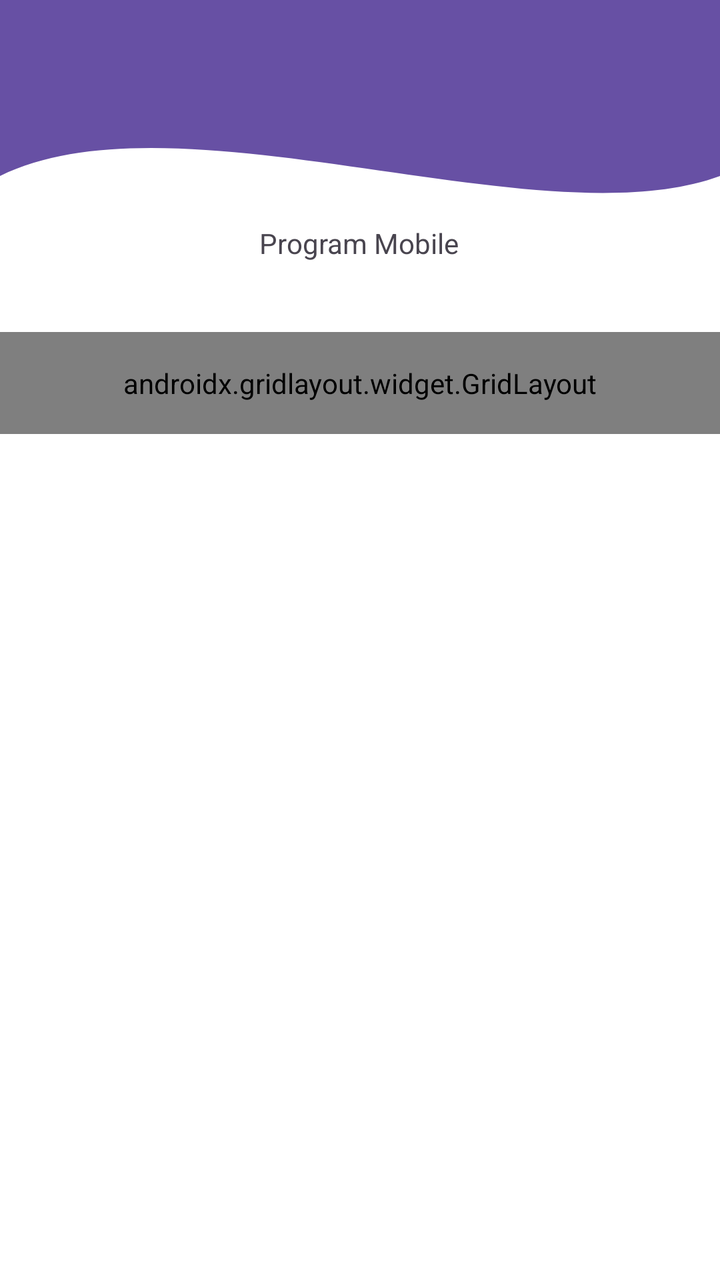
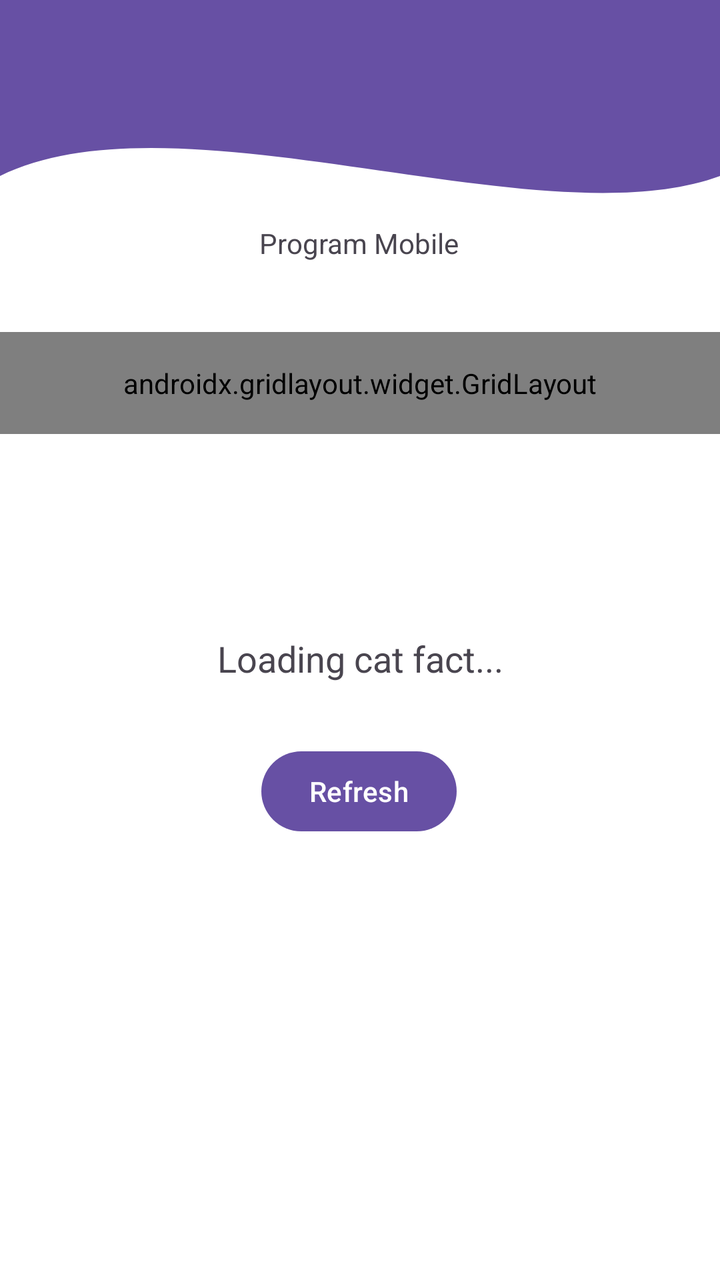

Two renders of the same Android screen: before a commit and after it. Below are the layout's source before the change and the commit's diff.
<!-- AndroidManifest.xml: application theme Theme.Vania3tie -->
<!-- res/layout/fragment_home.xml -->
<?xml version="1.0" encoding="utf-8"?>
<androidx.constraintlayout.widget.ConstraintLayout xmlns:android="http://schemas.android.com/apk/res/android"
    xmlns:tools="http://schemas.android.com/tools"
    android:layout_width="match_parent"
    android:layout_height="match_parent"
    android:background="@android:color/white"
    xmlns:app="http://schemas.android.com/apk/res-auto"
    tools:context=".HomeFragment.HomeFragment">

    <View
        android:id="@+id/background_header"
        android:layout_width="0dp"
        android:layout_height="220dp"
        android:background="@drawable/bg_header_wave"
        app:layout_constraintStart_toStartOf="parent"
        app:layout_constraintEnd_toEndOf="parent"
        app:layout_constraintTop_toTopOf="parent" />

    <androidx.appcompat.widget.Toolbar
        android:id="@+id/toolbar"
        android:layout_width="match_parent"
        android:layout_height="?attr/actionBarSize"
        android:background="?attr/colorPrimary"
        app:layout_constraintEnd_toEndOf="parent"
        app:layout_constraintStart_toStartOf="parent"
        app:layout_constraintTop_toTopOf="parent"
        app:subtitleTextColor="@android:color/white"
        app:titleTextColor="@android:color/white"
        app:layout_scrollFlags="scroll|enterAlways"/>
    <TextView
        android:id="@+id/textView3"
        android:layout_width="wrap_content"
        android:layout_height="wrap_content"
        android:layout_marginTop="112dp"
        android:text="Program Mobile"
        app:layout_constraintEnd_toEndOf="parent"
        app:layout_constraintHorizontal_bias="0.498"
        app:layout_constraintStart_toStartOf="parent"
        app:layout_constraintTop_toTopOf="parent" />

    <androidx.gridlayout.widget.GridLayout
        android:layout_width="match_parent"
        android:layout_height="wrap_content"
        android:layout_marginTop="35dp"
        android:padding="16dp"
        app:columnCount="2"
        app:layout_constraintEnd_toEndOf="parent"
        app:layout_constraintStart_toStartOf="parent"
        app:layout_constraintTop_toBottomOf="@+id/textView3"
        app:useDefaultMargins="true">

        <Button
            android:id="@+id/btnToFourth"
            android:layout_width="0dp"
            android:layout_height="wrap_content"
            android:text="Pertemuan 4"
            app:layout_columnWeight="1" />

        <Button
            android:id="@+id/btnToFifth"
            android:layout_width="0dp"
            android:layout_height="wrap_content"
            android:text="Pertemuan 5"
            app:layout_columnWeight="1" />

        <Button
            android:id="@+id/btnToSeven"
            android:layout_width="0dp"
            android:layout_height="wrap_content"
            android:text="Pertemuan 7"
            app:layout_columnWeight="1" />

        <Button
            android:id="@+id/btnToNinth"
            android:layout_width="0dp"
            android:layout_height="wrap_content"
            android:text="Pertemuan 9"
            app:layout_columnWeight="1" />

        <Button
            android:id="@+id/btnToEleventh"
            android:layout_width="0dp"
            android:layout_height="wrap_content"
            android:text="Pertemuan 11"
            app:layout_columnWeight="1" />

        <Button
            android:id="@+id/btnLogout"
            android:layout_width="0dp"
            android:layout_height="wrap_content"
            android:text="Logout"
            app:layout_columnWeight="1" />

    </androidx.gridlayout.widget.GridLayout>

</androidx.constraintlayout.widget.ConstraintLayout>
<!-- resources referenced by this layout -->
<resources>
  <!-- drawable bg_header_wave (drawable) -->
  <vector xmlns:android="http://schemas.android.com/apk/res/android"
      android:width="100dp"
      android:height="100dp"
      android:viewportWidth="100"
      android:viewportHeight="100">
  
      <path
          android:fillColor="?attr/colorPrimary"
          android:pathData="
              M0,0
              L100,0
              L100,40
              C 75,55
                25,20
                0,40
              Z" />
  </vector>
  <style name="Theme.Vania3tie" parent="Base.Theme.Vania3tie" />
  <style name="Base.Theme.Vania3tie" parent="Theme.Material3.DayNight.NoActionBar">
          
          
      </style>
</resources>

<!-- the commit's change to res/layout/fragment_home.xml (unified diff, before → after) -->
@@ -39,6 +39,7 @@
         app:layout_constraintTop_toTopOf="parent" />
 
     <androidx.gridlayout.widget.GridLayout
+        android:id="@+id/grid_menu"
         android:layout_width="match_parent"
         android:layout_height="wrap_content"
         android:layout_marginTop="35dp"
@@ -93,4 +94,28 @@
 
     </androidx.gridlayout.widget.GridLayout>
 
+    <TextView
+        android:id="@+id/tvCatFact"
+        android:layout_width="match_parent"
+        android:layout_height="wrap_content"
+        android:layout_marginTop="100dp"
+        app:layout_constraintTop_toBottomOf="@+id/grid_menu"
+        android:gravity="center"
+        android:text="Loading cat fact..."
+        android:textAlignment="center"
+        android:textSize="18sp" />
+
+    <Button
+        android:id="@+id/btnRefresh"
+        android:layout_width="wrap_content"
+        android:layout_height="wrap_content"
+        android:layout_marginTop="12dp"
+        android:text="Refresh"
+        app:layout_constraintBottom_toBottomOf="parent"
+        app:layout_constraintEnd_toEndOf="parent"
+        app:layout_constraintHorizontal_bias="0.498"
+        app:layout_constraintStart_toStartOf="parent"
+        app:layout_constraintTop_toBottomOf="@+id/tvCatFact"
+        app:layout_constraintVertical_bias="0.077" />
+
 </androidx.constraintlayout.widget.ConstraintLayout>
